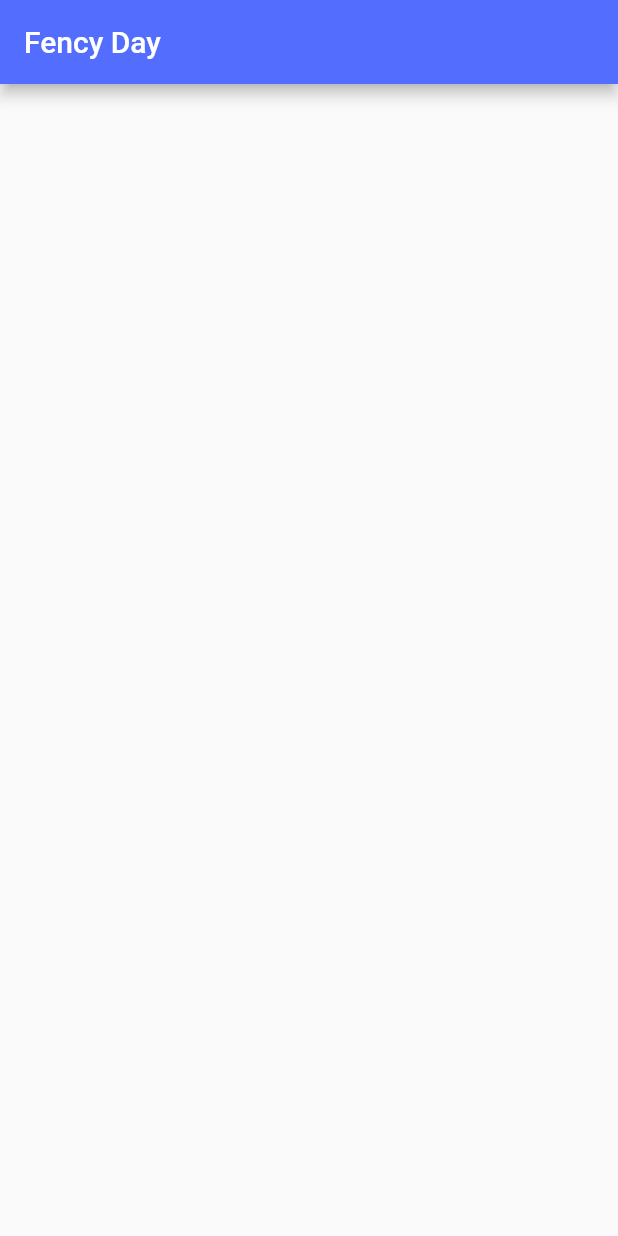
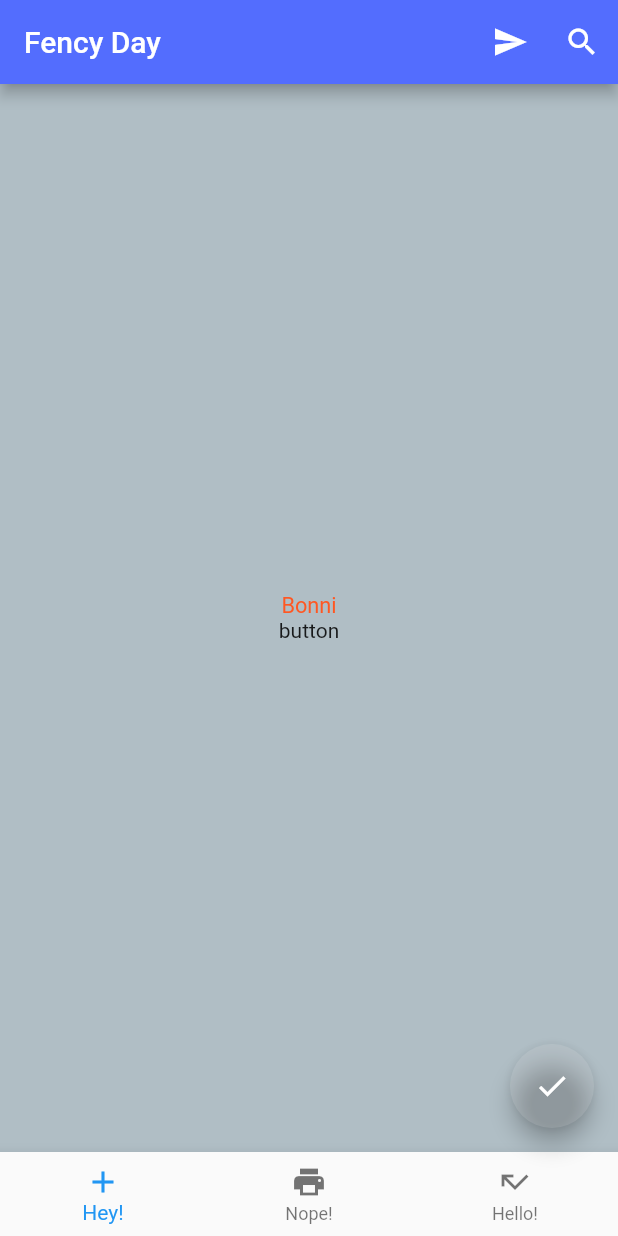
Before and after one commit to caioverine/Intro_Scaffold, a Flutter app: the screen it shows after launch, on a phone screen of 412 x 824 dp. Run offline on Flutter 3.47's test engine with Material 2 defaults, Android fonts, the phone set to English and light mode, and no system bars.

Commit message:
Projeto completo da seção 14

```diff
--- a/lib/ui/home.dart
+++ b/lib/ui/home.dart
@@ -2,13 +2,73 @@ import 'package:flutter/material.dart';
 
 class Home extends StatelessWidget {
 
+  void _onPress() {
+
+    print("Search tapped!");
+  }
+
   @override
   Widget build(BuildContext context) {
 
-    return Scaffold(
-      appBar: AppBar(
+    return Scaffold (
+      appBar: AppBar (
         backgroundColor: Colors.indigoAccent,
-        title: Text("Fency Day")
+        title: Text ("Fency Day"),
+        actions: <Widget>[
+          IconButton (
+            icon: Icon(Icons.send),
+            onPressed: () => debugPrint("send icon tapped!")
+          ),
+          IconButton (
+            icon: Icon(Icons.search),
+            onPressed: _onPress,
+            )
+        ]
+      ),
+      backgroundColor: Colors.blueGrey.shade200,
+      body: Container(
+        alignment: Alignment.center,
+        child: Column(
+          mainAxisAlignment: MainAxisAlignment.center,
+          children: <Widget>[
+            Text("Bonni",
+              style: TextStyle(
+                fontSize: 14.5,
+                fontWeight: FontWeight.w400,
+                color: Colors.deepOrange
+              )
+            ),
+            InkWell(
+              child: Text("button"),
+              onTap: () => debugPrint("Button tapped!")
+            )
+          ]
+        )
+      ),
+
+      floatingActionButton: FloatingActionButton(
+        onPressed: () => debugPrint("Pressed!"),
+        backgroundColor: Colors.white12,
+        tooltip: "Going up!",
+        child: Icon(Icons.check)
+      ),
+
+      bottomNavigationBar: BottomNavigationBar(
+        items: [
+          BottomNavigationBarItem(
+            icon: Icon(Icons.add),
+            title: Text("Hey!")
+          ),
+          BottomNavigationBarItem(
+            icon: Icon(Icons.print),
+            title: Text("Nope!")
+          ),
+          BottomNavigationBarItem(
+            icon: Icon(Icons.call_missed),
+            title: Text("Hello!")
+          )
+        ],
+        onTap: (int i) => debugPrint("Touched index $i")
       )
     );
   }
```
